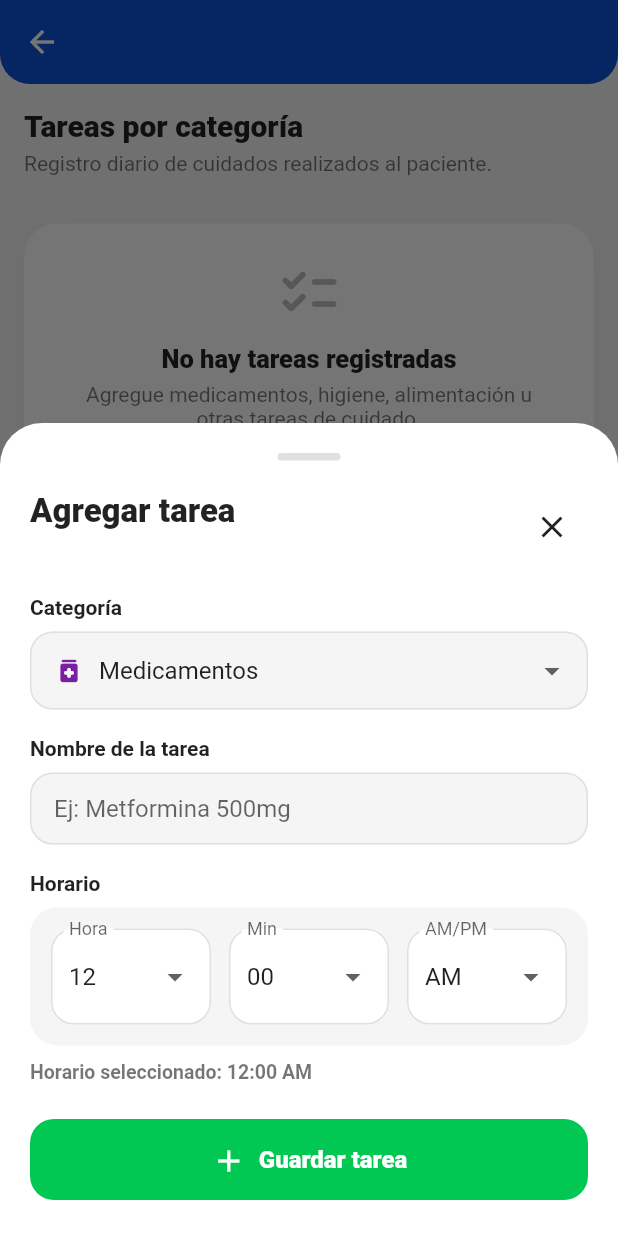
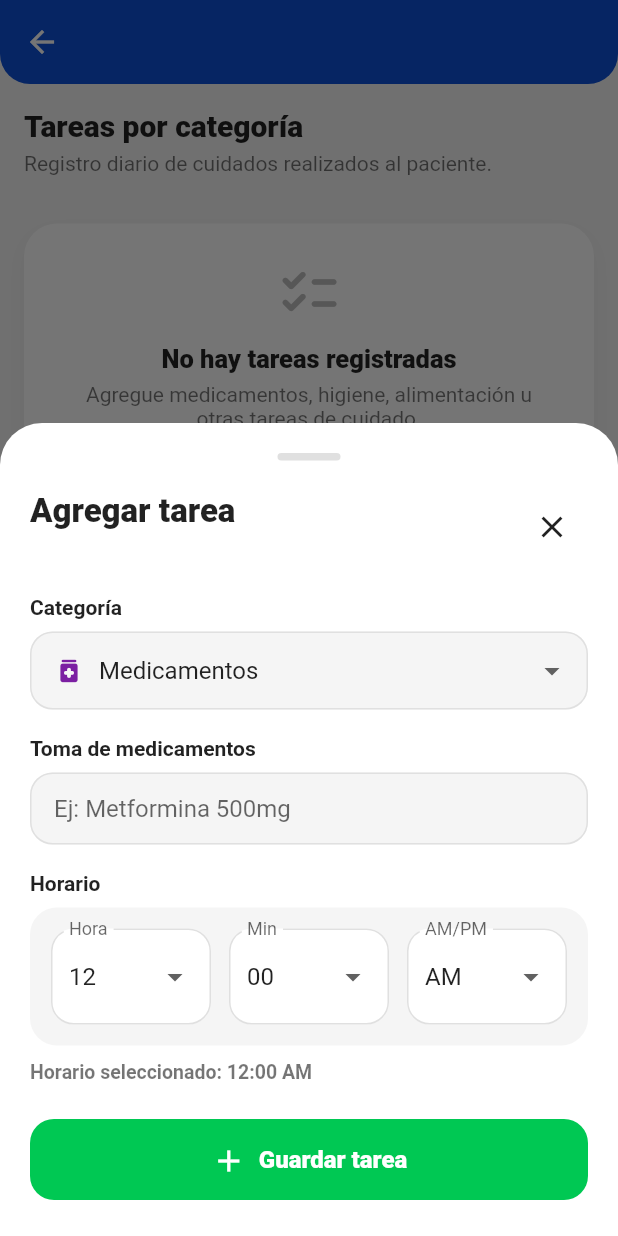
Before and after one commit to inna-m-f/Cuidapp, a Flutter app: the PatientDetailScreen screen opened directly with empty values, after a tap on "Añadir tarea", on a phone screen of 412 x 824 dp. Run offline on Flutter 3.47's test engine with Material 3 defaults, Android fonts, the phone set to English and light mode, and no system bars; our stand-ins replace cloud_firestore, firebase_auth, firebase_core; accounts and stored records are empty.

Commit message:
Se Configura campos dinamicos para medicamentos alimentacion y visitas

```diff
--- a/lib/ui/screens/patient_detail_screen.dart
+++ b/lib/ui/screens/patient_detail_screen.dart
@@ -42,7 +42,9 @@ class _PatientDetailScreenState extends State<PatientDetailScreen> {
     required List<String> alreadyAssignedUids,
     required List<QueryDocumentSnapshot> allCaregivers,
   }) {
-    final unassigned = allCaregivers.where((doc) => !alreadyAssignedUids.contains(doc.id)).toList();
+    final unassigned = allCaregivers
+        .where((doc) => !alreadyAssignedUids.contains(doc.id))
+        .toList();
 
     showDialog(
       context: context,
@@ -76,12 +78,21 @@ class _PatientDetailScreenState extends State<PatientDetailScreen> {
                           backgroundColor: AppTheme.blue.withOpacity(0.1),
                           child: Text(
                             nombre.isNotEmpty ? nombre[0].toUpperCase() : 'C',
-                            style: const TextStyle(color: AppTheme.blue, fontWeight: FontWeight.bold),
+                            style: const TextStyle(
+                              color: AppTheme.blue,
+                              fontWeight: FontWeight.bold,
                             ),
                           ),
-                        title: Text(nombre, style: const TextStyle(fontWeight: FontWeight.bold)),
+                        ),
+                        title: Text(
+                          nombre,
+                          style: const TextStyle(fontWeight: FontWeight.bold),
+                        ),
                         subtitle: Text('RUT: $rut'),
-                        trailing: const Icon(Icons.add_circle_outline, color: AppTheme.blue),
+                        trailing: const Icon(
+                          Icons.add_circle_outline,
+                          color: AppTheme.blue,
+                        ),
                         onTap: () async {
                           try {
                             await _dbService.asignarCuidadorAPaciente(
@@ -89,17 +100,25 @@ class _PatientDetailScreenState extends State<PatientDetailScreen> {
                               cuidadorId: uid,
                               diaSemana: _normalizeDia(dia),
                             );
+
                             if (!context.mounted) return;
+
                             Navigator.pop(context);
+
                             ScaffoldMessenger.of(context).showSnackBar(
                               SnackBar(
-                                content: Text('$nombre asignado correctamente para el día $dia'),
+                                content: Text(
+                                  '$nombre asignado correctamente para el día $dia',
+                                ),
                                 backgroundColor: Colors.green,
                               ),
                             );
                           } catch (e) {
                             ScaffoldMessenger.of(context).showSnackBar(
-                              SnackBar(content: Text('Error: $e'), backgroundColor: Colors.red),
+                              SnackBar(
+                                content: Text('Error: $e'),
+                                backgroundColor: Colors.red,
+                              ),
                             );
                           }
                         },
@@ -110,7 +129,10 @@ class _PatientDetailScreenState extends State<PatientDetailScreen> {
           actions: [
             TextButton(
               onPressed: () => Navigator.pop(context),
-              child: const Text('Cerrar', style: TextStyle(color: Colors.grey)),
+              child: const Text(
+                'Cerrar',
+                style: TextStyle(color: Colors.grey),
+              ),
             ),
           ],
         );
@@ -122,6 +144,18 @@ class _PatientDetailScreenState extends State<PatientDetailScreen> {
     final raw = value?.toString().trim() ?? '';
 
     if (raw.isEmpty) return '';
+
+    final upper = raw.toUpperCase();
+    final amPmRegex = RegExp(r'^(\d{1,2}):(\d{2})\s*(AM|PM)$');
+    final match = amPmRegex.firstMatch(upper);
+
+    if (match != null) {
+      final hour = int.parse(match.group(1)!);
+      final minute = match.group(2)!;
+      final period = match.group(3)!;
+
+      return '$hour:$minute $period';
+    }
 
     final clean = raw.replaceAll(':', '').replaceAll(' ', '');
 
@@ -260,6 +294,7 @@ class _PatientDetailScreenState extends State<PatientDetailScreen> {
       tasks.sort((a, b) {
         final dataA = a.data() as Map<String, dynamic>;
         final dataB = b.data() as Map<String, dynamic>;
+
         final timeA = _timeToMinutes(dataA['time']);
         final timeB = _timeToMinutes(dataB['time']);
 
@@ -277,12 +312,20 @@ void _showAddTaskDialog() {
     String selectedHour = '12';
     String selectedMinute = '00';
     String selectedPeriod = 'AM';
+    String selectedMeal = 'Almuerzo';
 
     final List<String> categories = [
       'Medicamentos',
       'Alimentación',
       'Higiene',
       'Salidas / Visitas',
+    ];
+
+    final List<String> mealOptions = [
+      'Almuerzo',
+      'Colación',
+      'Once',
+      'Cena',
     ];
 
     final List<String> hours = List.generate(
@@ -414,26 +457,59 @@ void _showAddTaskDialog() {
 
                       const SizedBox(height: 18),
 
-                    const Text(
-                      'Nombre de la tarea',
-                      style: TextStyle(
+                      Text(
+                        selectedCategory == 'Medicamentos'
+                            ? 'Toma de medicamentos'
+                            : selectedCategory == 'Alimentación'
+                                ? 'Tipo de alimentación'
+                                : selectedCategory == 'Salidas / Visitas'
+                                    ? 'Nombre de la visita o lugar de salida'
+                                    : 'Nombre de la tarea',
+                        style: const TextStyle(
                           fontWeight: FontWeight.w700,
                           color: Colors.black87,
                         ),
                       ),
                       const SizedBox(height: 8),
 
+                      if (selectedCategory == 'Alimentación')
+                        DropdownButtonFormField<String>(
+                          value: selectedMeal,
+                          decoration: InputDecoration(
+                            filled: true,
+                            fillColor: Colors.grey.shade100,
+                            contentPadding: const EdgeInsets.symmetric(
+                              horizontal: 16,
+                              vertical: 14,
+                            ),
+                            border: OutlineInputBorder(
+                              borderRadius: BorderRadius.circular(16),
+                              borderSide: BorderSide.none,
+                            ),
+                          ),
+                          items: mealOptions.map((meal) {
+                            return DropdownMenuItem(
+                              value: meal,
+                              child: Text(meal),
+                            );
+                          }).toList(),
+                          onChanged: (value) {
+                            if (value == null) return;
+                            setModalState(() {
+                              selectedMeal = value;
+                            });
+                          },
+                        )
+                      else
                         TextField(
                           controller: titleCtrl,
                           textCapitalization: TextCapitalization.sentences,
                           decoration: InputDecoration(
                             hintText: selectedCategory == 'Medicamentos'
                                 ? 'Ej: Metformina 500mg'
-                            : selectedCategory == 'Alimentación'
-                                ? 'Ej: Almuerzo'
                                 : selectedCategory == 'Higiene'
                                     ? 'Ej: Baño'
-                                    : 'Ej: Visita familiar',
+                                    : 'Ej: Visita familiar o lugar de salida',
                             filled: true,
                             fillColor: Colors.grey.shade100,
                             contentPadding: const EdgeInsets.symmetric(
@@ -561,12 +637,20 @@ void _showAddTaskDialog() {
                         height: 54,
                         child: ElevatedButton.icon(
                           onPressed: () async {
-                          final title = titleCtrl.text.trim();
+                            final title = selectedCategory == 'Alimentación'
+                                ? selectedMeal
+                                : titleCtrl.text.trim();
 
                             if (title.isEmpty) {
                               ScaffoldMessenger.of(context).showSnackBar(
-                              const SnackBar(
-                                content: Text('Completa el nombre de la tarea'),
+                                SnackBar(
+                                  content: Text(
+                                    selectedCategory == 'Medicamentos'
+                                        ? 'Completa el nombre del medicamento'
+                                        : selectedCategory == 'Salidas / Visitas'
+                                            ? 'Completa la visita o lugar de salida'
+                                            : 'Completa el nombre de la tarea',
+                                  ),
                                 ),
                               );
                               return;
@@ -1126,22 +1210,34 @@ void _showAddTaskDialog() {
 
   Widget _buildAssignmentsTab(BuildContext context) {
     final String adminCentroId = SessionService().centroId;
-    final List<String> dias = ['Lunes', 'Martes', 'Miércoles', 'Jueves', 'Viernes', 'Sábado', 'Domingo'];
+    final List<String> dias = [
+      'Lunes',
+      'Martes',
+      'Miércoles',
+      'Jueves',
+      'Viernes',
+      'Sábado',
+      'Domingo',
+    ];
 
     return StreamBuilder<QuerySnapshot>(
       stream: _dbService.getCuidadoresStream(),
       builder: (context, caregiversSnapshot) {
         if (caregiversSnapshot.connectionState == ConnectionState.waiting) {
-          return const Center(child: CircularProgressIndicator(color: AppTheme.blue));
+          return const Center(
+            child: CircularProgressIndicator(color: AppTheme.blue),
+          );
         }
 
         if (caregiversSnapshot.hasError) {
-          return const Center(child: Text('Error al obtener la lista de cuidadores.'));
+          return const Center(
+            child: Text('Error al obtener la lista de cuidadores.'),
+          );
         }
 
-        // Crear mapa uid -> nombre para buscar rápido
         Map<String, String> caregiverNames = {};
         List<QueryDocumentSnapshot> caregiversDocs = [];
+
         if (caregiversSnapshot.hasData) {
           caregiversDocs = caregiversSnapshot.data!.docs.where((doc) {
             var data = doc.data() as Map<String, dynamic>;
@@ -1150,23 +1246,33 @@ void _showAddTaskDialog() {
           }).toList();
 
           for (var doc in caregiversDocs) {
-            caregiverNames[doc.id] = (doc.data() as Map<String, dynamic>)['nombre'] ?? 'Sin nombre';
+            caregiverNames[doc.id] =
+                (doc.data() as Map<String, dynamic>)['nombre'] ?? 'Sin nombre';
           }
         }
 
         return StreamBuilder<DocumentSnapshot>(
-          stream: FirebaseFirestore.instance.collection('pacientes').doc(widget.patientId).snapshots(),
+          stream: FirebaseFirestore.instance
+              .collection('pacientes')
+              .doc(widget.patientId)
+              .snapshots(),
           builder: (context, patientSnapshot) {
             if (patientSnapshot.connectionState == ConnectionState.waiting) {
-              return const Center(child: CircularProgressIndicator(color: AppTheme.blue));
+              return const Center(
+                child: CircularProgressIndicator(color: AppTheme.blue),
+              );
             }
 
             if (!patientSnapshot.hasData || !patientSnapshot.data!.exists) {
-              return const Center(child: Text('No se pudo cargar la información del paciente.'));
+              return const Center(
+                child: Text('No se pudo cargar la información del paciente.'),
+              );
             }
 
-            var patientData = patientSnapshot.data!.data() as Map<String, dynamic>? ?? {};
-            List<String> asignaciones = List<String>.from(patientData['asignaciones'] ?? []);
+            var patientData =
+                patientSnapshot.data!.data() as Map<String, dynamic>? ?? {};
+            List<String> asignaciones =
+                List<String>.from(patientData['asignaciones'] ?? []);
 
             return ListView.separated(
               padding: const EdgeInsets.all(20.0),
@@ -1177,7 +1283,6 @@ void _showAddTaskDialog() {
                 String normalizedDia = _normalizeDia(dia);
                 String prefix = '${normalizedDia}_';
 
-                // Filtrar uids asignados a este día específico
                 List<String> assignedUids = asignaciones
                     .where((asig) => asig.startsWith(prefix))
                     .map((asig) => asig.substring(prefix.length))
@@ -1195,7 +1300,10 @@ void _showAddTaskDialog() {
                       ),
                     ],
                   ),
-                  padding: const EdgeInsets.symmetric(horizontal: 16.0, vertical: 12.0),
+                  padding: const EdgeInsets.symmetric(
+                    horizontal: 16.0,
+                    vertical: 12.0,
+                  ),
                   child: Column(
                     crossAxisAlignment: CrossAxisAlignment.start,
                     children: [
@@ -1204,10 +1312,18 @@ void _showAddTaskDialog() {
                         children: [
                           Text(
                             dia,
-                            style: const TextStyle(fontSize: 16, fontWeight: FontWeight.bold, color: Colors.black87),
+                            style: const TextStyle(
+                              fontSize: 16,
+                              fontWeight: FontWeight.bold,
+                              color: Colors.black87,
+                            ),
                           ),
                           IconButton(
-                            icon: const Icon(Icons.add_circle_outline, color: AppTheme.blue, size: 24),
+                            icon: const Icon(
+                              Icons.add_circle_outline,
+                              color: AppTheme.blue,
+                              size: 24,
+                            ),
                             onPressed: () {
                               _showAssignCaregiverDialog(
                                 context: context,
@@ -1223,17 +1339,25 @@ void _showAddTaskDialog() {
                       assignedUids.isEmpty
                           ? const Text(
                               'Sin cuidadores asignados',
-                              style: TextStyle(color: Colors.grey, fontSize: 13, fontStyle: FontStyle.italic),
+                              style: TextStyle(
+                                color: Colors.grey,
+                                fontSize: 13,
+                                fontStyle: FontStyle.italic,
+                              ),
                             )
                           : Wrap(
                               spacing: 8,
                               runSpacing: 8,
                               children: assignedUids.map((uid) {
-                                String nombreCuidador = caregiverNames[uid] ?? 'Cargando...';
+                                String nombreCuidador =
+                                    caregiverNames[uid] ?? 'Cargando...';
                                 return Chip(
-                                  backgroundColor: AppTheme.blue.withOpacity(0.08),
+                                  backgroundColor:
+                                      AppTheme.blue.withOpacity(0.08),
                                   side: BorderSide.none,
-                                  shape: RoundedRectangleBorder(borderRadius: BorderRadius.circular(12)),
+                                  shape: RoundedRectangleBorder(
+                                    borderRadius: BorderRadius.circular(12),
+                                  ),
                                   label: Text(
                                     nombreCuidador,
                                     style: const TextStyle(
@@ -1242,24 +1366,39 @@ void _showAddTaskDialog() {
                                       fontSize: 13,
                                     ),
                                   ),
-                                  deleteIcon: const Icon(Icons.cancel, size: 18, color: Colors.redAccent),
+                                  deleteIcon: const Icon(
+                                    Icons.cancel,
+                                    size: 18,
+                                    color: Colors.redAccent,
+                                  ),
                                   onDeleted: () async {
                                     try {
-                                      await _dbService.desasignarCuidadorDePaciente(
+                                      await _dbService
+                                          .desasignarCuidadorDePaciente(
                                         pacienteId: widget.patientId,
                                         cuidadorId: uid,
                                         diaSemana: normalizedDia,
                                       );
+
                                       if (!context.mounted) return;
-                                      ScaffoldMessenger.of(context).showSnackBar(
+
+                                      ScaffoldMessenger.of(context)
+                                          .showSnackBar(
                                         SnackBar(
-                                          content: Text('Se quitó a $nombreCuidador de la asignación del $dia'),
+                                          content: Text(
+                                            'Se quitó a $nombreCuidador de la asignación del $dia',
+                                          ),
                                         ),
                                       );
                                     } catch (e) {
                                       if (!context.mounted) return;
-                                      ScaffoldMessenger.of(context).showSnackBar(
-                                        SnackBar(content: Text('Error: $e'), backgroundColor: Colors.red),
+
+                                      ScaffoldMessenger.of(context)
+                                          .showSnackBar(
+                                        SnackBar(
+                                          content: Text('Error: $e'),
+                                          backgroundColor: Colors.red,
+                                        ),
                                       );
                                     }
                                   },
```
Lines whose indentation alone changed are shown as unchanged.
